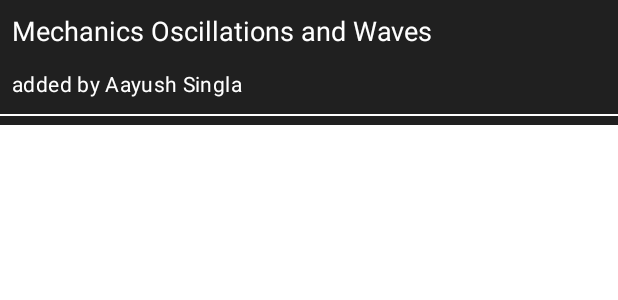
After one commit to Devsoc-BPGC/comrades, an Android app: the layout layout_material_search.xml on its own in the app's theme, with its tools: preview values and no code run, on a phone screen of 412 x 824 dp. The commit adds this screen. Shown: the top 300 px of the screen. Run offline under Robolectric (Android 15) with nearby library versions, the phone set to English and light mode, and no system bars.

Commit message:
Added search for material

```diff
--- a/androidClient/app/src/main/java/com/macbitsgoa/comrades/HomeActivity.java
+++ b/androidClient/app/src/main/java/com/macbitsgoa/comrades/HomeActivity.java
@@ -169,7 +169,6 @@ public class HomeActivity extends AppCompatActivity {
                     }
                 });
 
-
     }
 
 
--- a/androidClient/app/src/main/java/com/macbitsgoa/comrades/coursematerial/MaterialAdapter.java
+++ b/androidClient/app/src/main/java/com/macbitsgoa/comrades/coursematerial/MaterialAdapter.java
@@ -17,7 +17,7 @@ import androidx.recyclerview.widget.RecyclerView;
 public class MaterialAdapter extends RecyclerView.Adapter<MaterialViewHolder> {
     private final ArrayList<CourseMaterial> materialArrayList;
 
-    MaterialAdapter(final ArrayList<CourseMaterial> materialArrayList) {
+    public MaterialAdapter(final ArrayList<CourseMaterial> materialArrayList) {
         this.materialArrayList = materialArrayList;
     }
 
--- a/androidClient/app/src/main/java/com/macbitsgoa/comrades/coursematerial/MaterialVmFactoryClass.java
+++ b/androidClient/app/src/main/java/com/macbitsgoa/comrades/coursematerial/MaterialVmFactoryClass.java
@@ -6,7 +6,7 @@ import androidx.lifecycle.ViewModel;
 import androidx.lifecycle.ViewModelProvider;
 
 /**
- * Created by aayush on 9/8/18.
+ * @author aayush si
  */
 
 public class MaterialVmFactoryClass extends ViewModelProvider.NewInstanceFactory {
@@ -24,4 +24,5 @@ public class MaterialVmFactoryClass extends ViewModelProvider.NewInstanceFactory
     public <T extends ViewModel> T create(Class<T> modelClass) {
         return (T) new MaterialVm(mApplication, mParam);
     }
+
 }
--- /dev/null
+++ b/androidClient/app/src/main/res/layout/layout_material_search.xml
@@ -0,0 +1,38 @@
+<?xml version="1.0" encoding="utf-8"?>
+<LinearLayout xmlns:android="http://schemas.android.com/apk/res/android"
+    xmlns:tools="http://schemas.android.com/tools"
+    android:orientation="vertical"
+    android:background="@color/transparent_black"
+    android:layout_width="match_parent"
+    android:layout_height="wrap_content">
+
+    <TextView
+        android:id="@+id/tv_course_name"
+        android:layout_width="match_parent"
+        android:layout_height="wrap_content"
+        android:layout_margin="4dp"
+        android:drawablePadding="4dp"
+        android:padding="4dp"
+        android:textColor="#fff"
+        android:textSize="18sp"
+        tools:text="Mechanics Oscillations and Waves" />
+
+    <TextView
+        android:id="@+id/text_added_by"
+        style="@style/Widget.MaterialComponents.Chip.Entry"
+        android:layout_width="wrap_content"
+        android:textColor="#fff"
+        android:padding="4dp"
+        android:layout_height="wrap_content"
+        android:layout_margin="4dp"
+        tools:text="added by Aayush Singla" />
+
+
+    <View
+        android:layout_width="match_parent"
+        android:layout_height="1dp"
+        android:background="@color/colorAccentContrast"
+        android:layout_marginTop="3dp"
+        android:layout_marginBottom="6dp" />
+
+</LinearLayout>
--- a/androidClient/app/src/main/res/values/strings.xml
+++ b/androidClient/app/src/main/res/values/strings.xml
@@ -40,7 +40,9 @@
     <string name="unsubscribe">UnSubscribe</string>
     <string name="title_activity_rank">RankActivity</string>
     <string name="search_hint">course name</string>
+    <string name="search_hint_material">material name</string>
     <string name="no_result_found">Your search string didn\'t match any course.Please try again with a different keyword.</string>
+    <string name="no_result_found_material">Your search string didn\'t match any material.Please try again with a different keyword.</string>
 
 
 </resources>
--- /dev/null
+++ b/androidClient/app/src/main/res/xml/searchable_material.xml
@@ -0,0 +1,4 @@
+<?xml version="1.0" encoding="utf-8"?>
+<searchable xmlns:android="http://schemas.android.com/apk/res/android"
+    android:label="@string/app_name"
+    android:hint="@string/search_hint_material" />
```
Also changed, not shown: androidClient/app/src/main/AndroidManifest.xml (+16 -1 lines), androidClient/app/src/main/java/com/macbitsgoa/comrades/coursematerial/CourseActivity.java (+77 -0 lines), androidClient/app/src/main/java/com/macbitsgoa/comrades/coursematerial/MaterialDao.java (+10 -0 lines), androidClient/app/src/main/java/com/macbitsgoa/comrades/search/MaterialCoursesCursorAdapter.java (renamed from androidClient/app/src/main/java/com/macbitsgoa/comrades/search/SearchCoursesCursorAdapter.java, +15 -14 lines), androidClient/app/src/main/java/com/macbitsgoa/comrades/search/MaterialSearchActivity.java (added, +78 -0 lines), androidClient/app/src/main/res/layout/activity_search_material.xml (added, +34 -0 lines), androidClient/app/src/main/res/menu/course_activity_toolbar.xml (+8 -3 lines).
